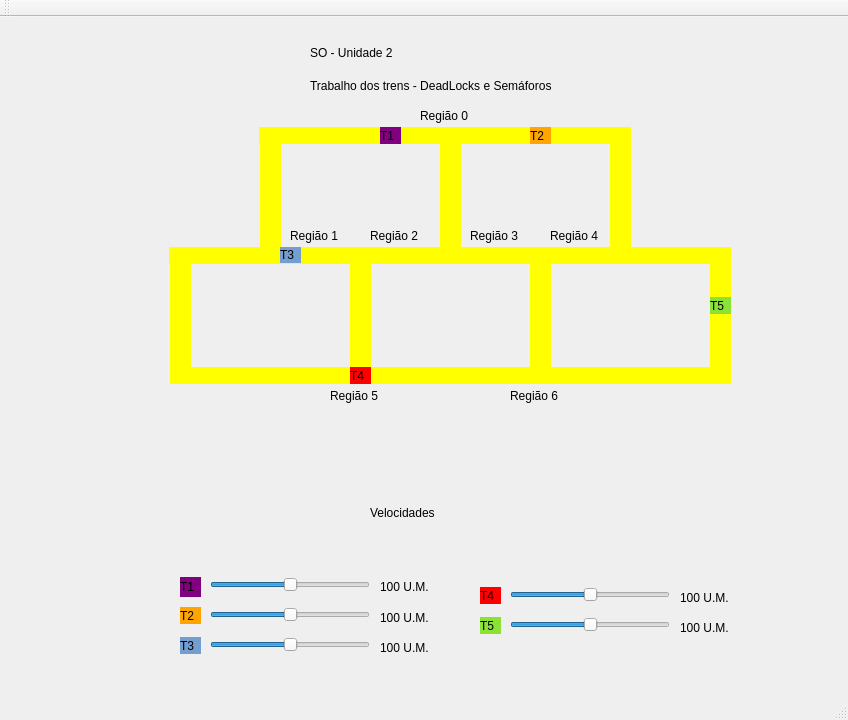
This is mainwindow.ui in TwoDotS2/s_o-trabalho_02-trens as Qt 5 draws it before an edit. The edited form follows.
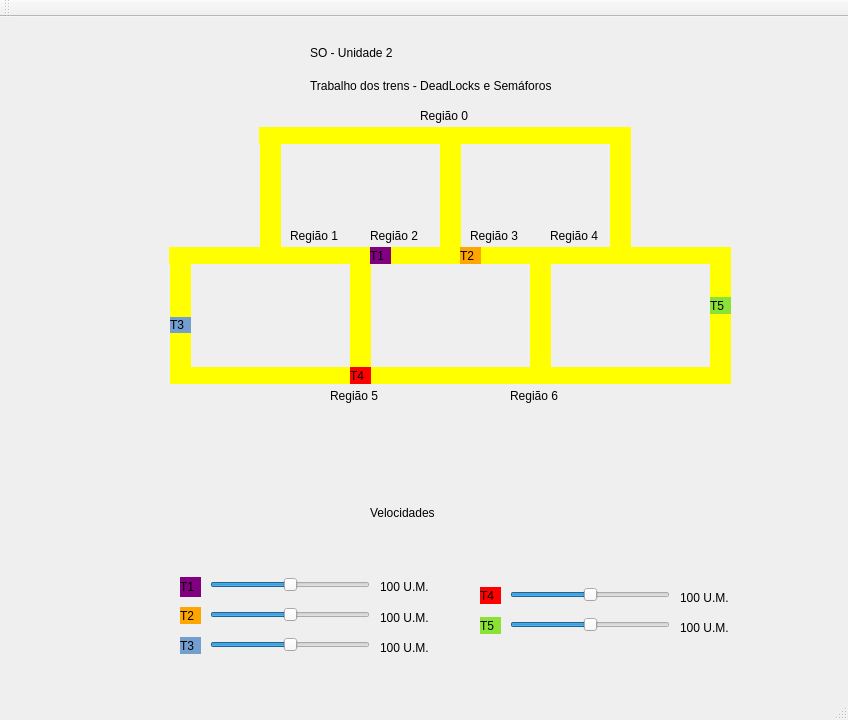
This is the edited form.

Patch:
```diff
--- a/mainwindow.ui
+++ b/mainwindow.ui
@@ -17,8 +17,8 @@
    <widget class="QLabel" name="label_trem1">
     <property name="geometry">
      <rect>
-      <x>380</x>
-      <y>110</y>
+      <x>370</x>
+      <y>230</y>
       <width>21</width>
       <height>17</height>
      </rect>
@@ -116,8 +116,8 @@
    <widget class="QLabel" name="label_trem2">
     <property name="geometry">
      <rect>
-      <x>530</x>
-      <y>110</y>
+      <x>460</x>
+      <y>230</y>
       <width>21</width>
       <height>17</height>
      </rect>
@@ -212,8 +212,8 @@
    <widget class="QLabel" name="label_trem3">
     <property name="geometry">
      <rect>
-      <x>280</x>
-      <y>230</y>
+      <x>170</x>
+      <y>300</y>
       <width>21</width>
       <height>16</height>
      </rect>
```
